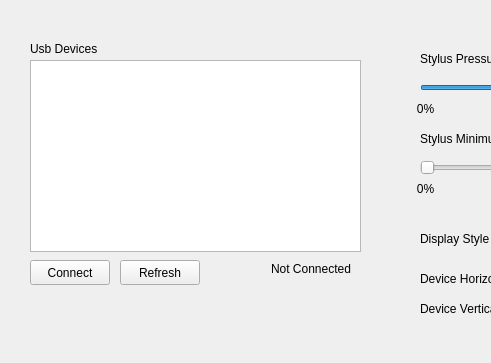
Above: virtual-pen-linux-host/mainwindow.ui from androidvirtualpen/virtualpen before the change; both pictures show x 0 to 491 and y 0 to 363 of the 803 by 363 pixel window. Below: the same form after it.
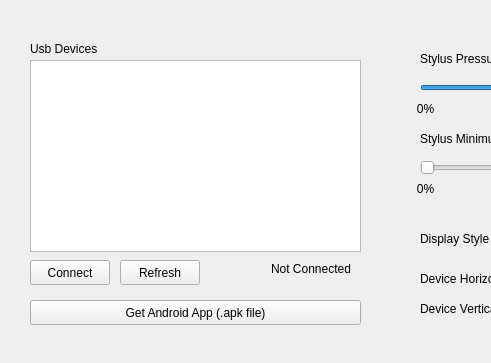
That is the form after the change. Icons and pictures are not drawn.

Commit message: Fix bad detection of premission issues. Add link to download android apk

```diff
--- a/virtual-pen-linux-host/mainwindow.ui
+++ b/virtual-pen-linux-host/mainwindow.ui
@@ -343,6 +343,19 @@
      <set>Qt::AlignmentFlag::AlignCenter</set>
     </property>
    </widget>
+   <widget class="QPushButton" name="connectUsbButton_2">
+    <property name="geometry">
+     <rect>
+      <x>30</x>
+      <y>300</y>
+      <width>331</width>
+      <height>25</height>
+     </rect>
+    </property>
+    <property name="text">
+     <string>Get Android App (.apk file)</string>
+    </property>
+   </widget>
   </widget>
   <widget class="QStatusBar" name="statusbar"/>
  </widget>
```
Left out of the diff: 26 changed lines with no effect on the pictures. The commit also changes 4 other files.
